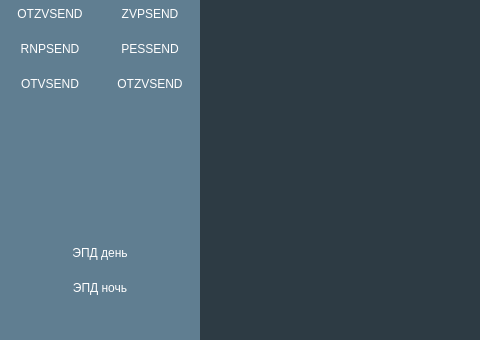
Qt form project_v2/ui_forms/MainWindow_new.ui (ShilkinYuV/OPERO_PDS) before a commit; both pictures show x 0 to 480 and y 301 to 641 of the 800 by 641 pixel window.
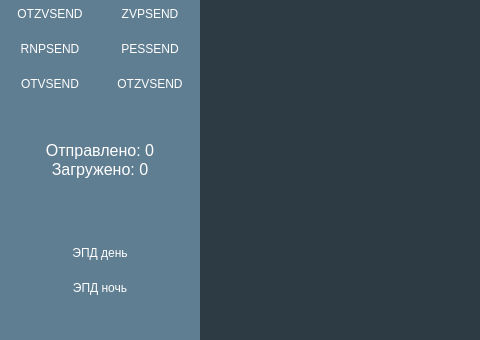
The same form after that commit. Icons and pictures are not drawn.

```diff
--- a/project_v2/ui_forms/MainWindow_new.ui
+++ b/project_v2/ui_forms/MainWindow_new.ui
@@ -705,6 +705,53 @@
            </item>
           </layout>
          </item>
+         <item>
+          <widget class="QLabel" name="lbl_output_count">
+           <property name="font">
+            <font>
+             <pointsize>12</pointsize>
+             <weight>50</weight>
+             <bold>false</bold>
+            </font>
+           </property>
+           <property name="text">
+            <string>Отправлено: 0</string>
+           </property>
+           <property name="alignment">
+            <set>Qt::AlignCenter</set>
+           </property>
+          </widget>
+         </item>
+         <item>
+          <widget class="QLabel" name="lbl_inptut_count">
+           <property name="font">
+            <font>
+             <pointsize>12</pointsize>
+             <weight>50</weight>
+             <bold>false</bold>
+            </font>
+           </property>
+           <property name="text">
+            <string>Загружено: 0</string>
+           </property>
+           <property name="alignment">
+            <set>Qt::AlignCenter</set>
+           </property>
+          </widget>
+         </item>
+         <item>
+          <spacer name="verticalSpacer_3">
+           <property name="orientation">
+            <enum>Qt::Vertical</enum>
+           </property>
+           <property name="sizeHint" stdset="0">
+            <size>
+             <width>20</width>
+             <height>40</height>
+            </size>
+           </property>
+          </spacer>
+         </item>
          <item>
           <widget class="QPushButton" name="day">
            <property name="minimumSize">
```
